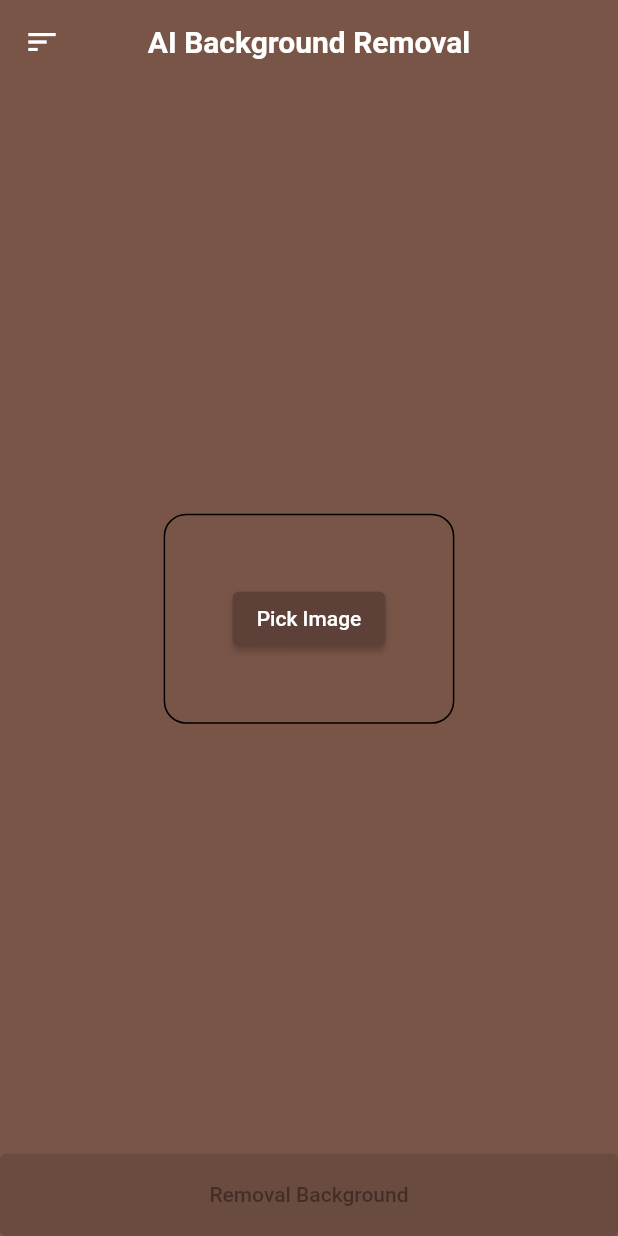
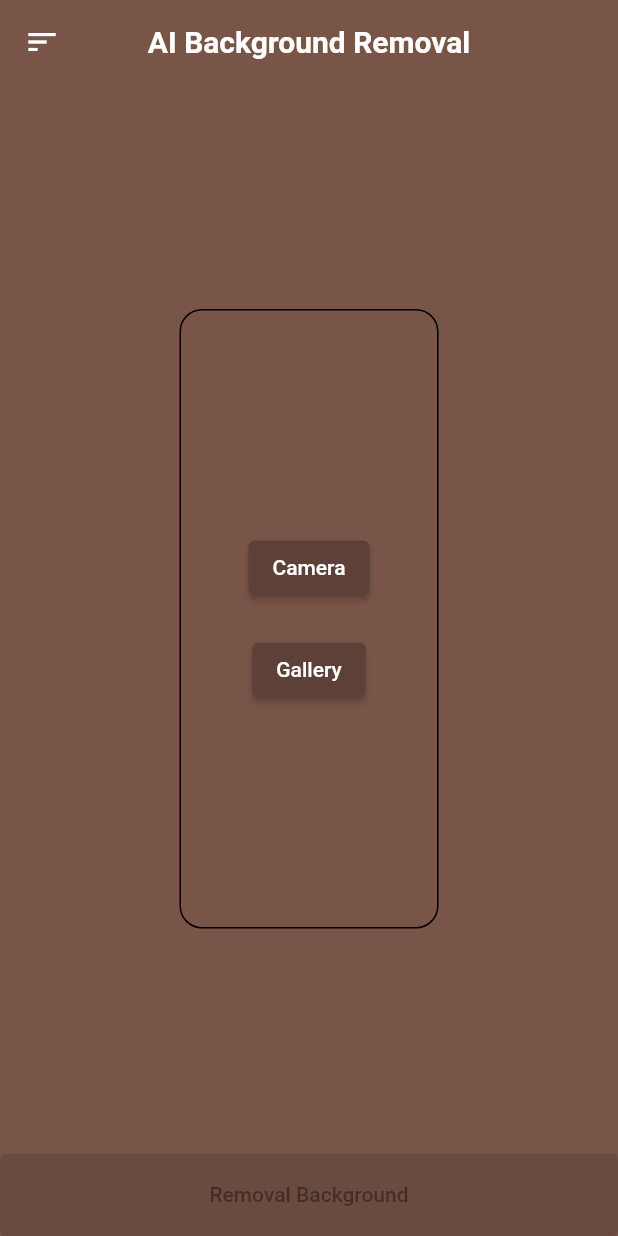
Before and after one commit to Perumallpardhiv/ARTs-from-AI, a Flutter app: the bgRemoval screen opened directly, on a phone screen of 412 x 824 dp. Run offline on Flutter 3.47's test engine with Material 2 defaults, Android fonts, the phone set to English and light mode, and no system bars; our stand-ins replace image_picker, lottie, permission_handler, screenshot, share_plus; missing offline and left inert: before_after.

Commit message:
added gallery images selecting feature

```diff
--- a/lib/bg_removal/bgremoval.dart
+++ b/lib/bg_removal/bgremoval.dart
@@ -23,9 +23,22 @@ class _bgRemovalState extends State<bgRemoval> {
   bool isLoading = false;
   ScreenshotController screenshotController = ScreenshotController();
 
+  Future<void> takeImage() async {
+    final img = await ImagePicker().pickImage(
+      source: ImageSource.camera,
+      imageQuality: 100,
+    );
+
+    if (img != null) {
+      imagePath = img.path;
+      pickedImage = true;
+      setState(() {});
+    } else {}
+  }
+
   Future<void> pickImage() async {
     final img = await ImagePicker().pickImage(
-      source: ImageSource.camera,
+      source: ImageSource.gallery,
       imageQuality: 100,
     );
 
@@ -80,7 +93,7 @@ class _bgRemovalState extends State<bgRemoval> {
             ? IconButton(
                 icon: Transform(
                   alignment: Alignment.center,
-                  transform: Matrix4.rotationY(pi)..rotateZ(7 * pi/4),
+                  transform: Matrix4.rotationY(pi)..rotateZ(7 * pi / 4),
                   child: const Icon(Icons.replay_rounded),
                 ),
                 onPressed: () {
@@ -131,19 +144,40 @@ class _bgRemovalState extends State<bgRemoval> {
                       File(imagePath),
                     ),
                   )
-                : Container(
-                    padding: const EdgeInsets.all(45),
+                : Padding(
+                    padding: const EdgeInsets.symmetric(horizontal: 45, vertical: 150 ),
+                    child: Container(
                       decoration: BoxDecoration(
-                      borderRadius: const BorderRadius.all(Radius.circular(15)),
+                        borderRadius:
+                            const BorderRadius.all(Radius.circular(15)),
                         border: Border.all(color: Colors.black),
                       ),
-                    child: ElevatedButton(
+                      child: Padding(
+                        padding: const EdgeInsets.all(45),
+                        child: Column(
+                          mainAxisAlignment: MainAxisAlignment.center,
+                          crossAxisAlignment: CrossAxisAlignment.center,
+                          children: [
+                            ElevatedButton(
+                              style: ElevatedButton.styleFrom(
+                                  backgroundColor: Colors.brown[700]),
+                              onPressed: () {
+                                takeImage();
+                              },
+                              child: const Text("Camera"),
+                            ),
+                            SizedBox(height: 20),
+                            ElevatedButton(
                               style: ElevatedButton.styleFrom(
                                   backgroundColor: Colors.brown[700]),
                               onPressed: () {
                                 pickImage();
                               },
-                      child: const Text("Pick Image"),
+                              child: const Text("Gallery"),
+                            ),
+                          ],
+                        ),
+                      ),
                     ),
                   ),
       ),
```
Lines whose indentation alone changed are shown as unchanged.
